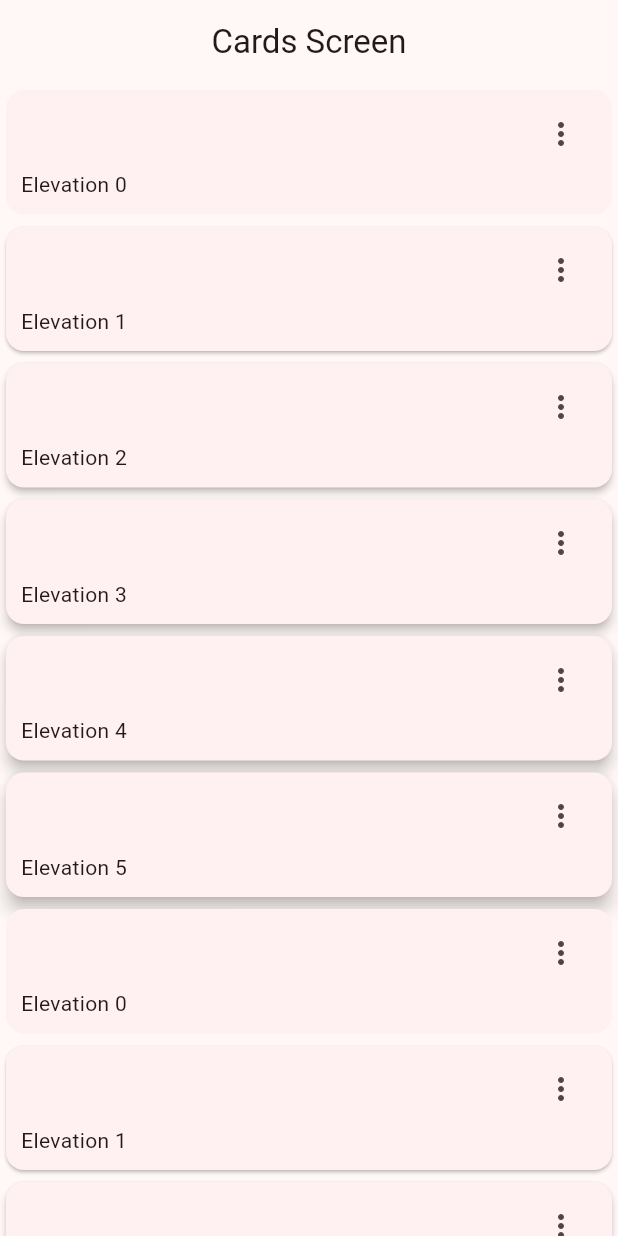
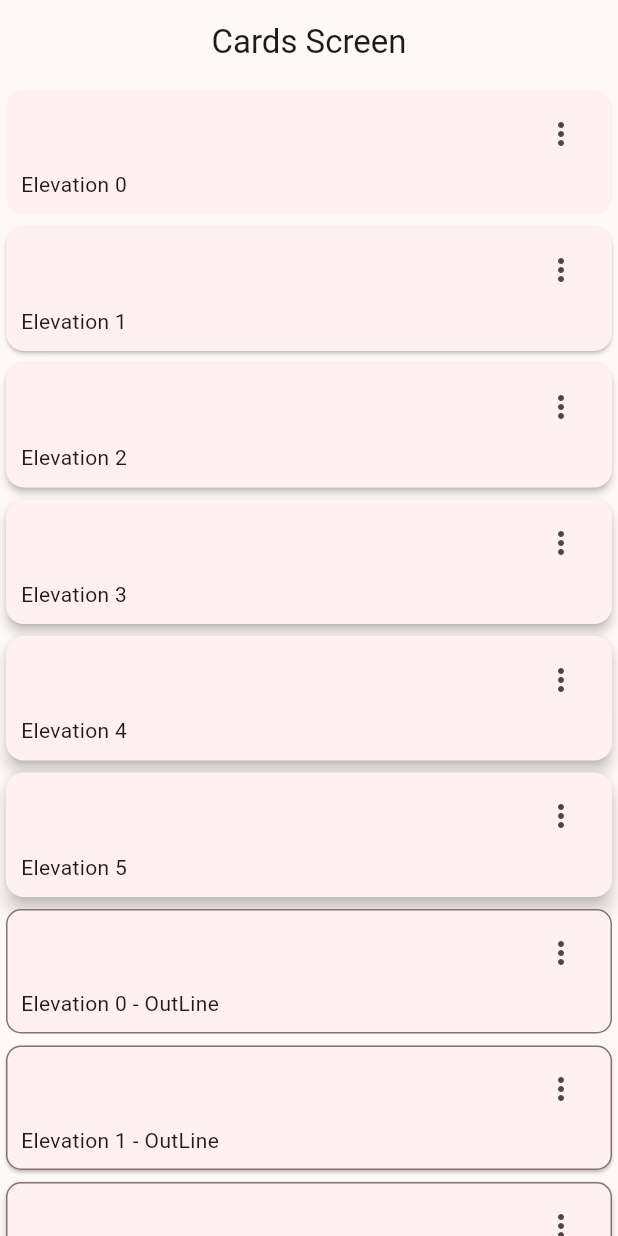
Before and after one commit to patoCode/widgets_app, a Flutter app: the CardsScreen screen opened by its route, on a phone screen of 412 x 824 dp. Run offline on Flutter 3.47's test engine with Material 3 defaults, Android fonts, the phone set to English and light mode, and no system bars; our stand-ins replace go_router.

Commit message:
CARDS TYPE_2 Card con Outline

```diff
--- a/lib/presentation/screens/cards/cards_screen.dart
+++ b/lib/presentation/screens/cards/cards_screen.dart
@@ -40,11 +40,16 @@ class _CardsView extends StatelessWidget {
             ),
           ),
           ...cardsData.map(
-            (card) => _CardType1(
+            (card) => _CardType2(
               elevation: card['elevation'],
               label: card['label'],
             ),
-          )
+          ),
+
+          // ** Para brindarle mas espacio al final de ScrollView
+          const SizedBox(
+            height: 100,
+          ),
         ],
       ),
     );
@@ -85,3 +90,49 @@ class _CardType1 extends StatelessWidget {
     );
   }
 }
+
+class _CardType2 extends StatelessWidget {
+  final String label;
+  final double elevation;
+
+  const _CardType2({
+    required this.label,
+    required this.elevation,
+  });
+
+  @override
+  Widget build(BuildContext context) {
+    final color = Theme.of(context).colorScheme;
+
+    return Card(
+      // ** <RoundedRectangleBorder> es un decorador para los cards
+      shape: RoundedRectangleBorder(
+        side: BorderSide(
+          color: color.outline,
+        ),
+        borderRadius: const BorderRadius.all(
+          Radius.circular(10),
+        ),
+      ),
+      elevation: elevation,
+      child: Padding(
+        padding: const EdgeInsets.fromLTRB(10, 5, 10, 10),
+        child: Column(
+          children: [
+            Align(
+              alignment: Alignment.topRight,
+              child: IconButton(
+                onPressed: () {},
+                icon: const Icon(Icons.more_vert_rounded),
+              ),
+            ),
+            Align(
+              alignment: Alignment.bottomLeft,
+              child: Text('$label - OutLine'),
+            )
+          ],
+        ),
+      ),
+    );
+  }
+}
```
